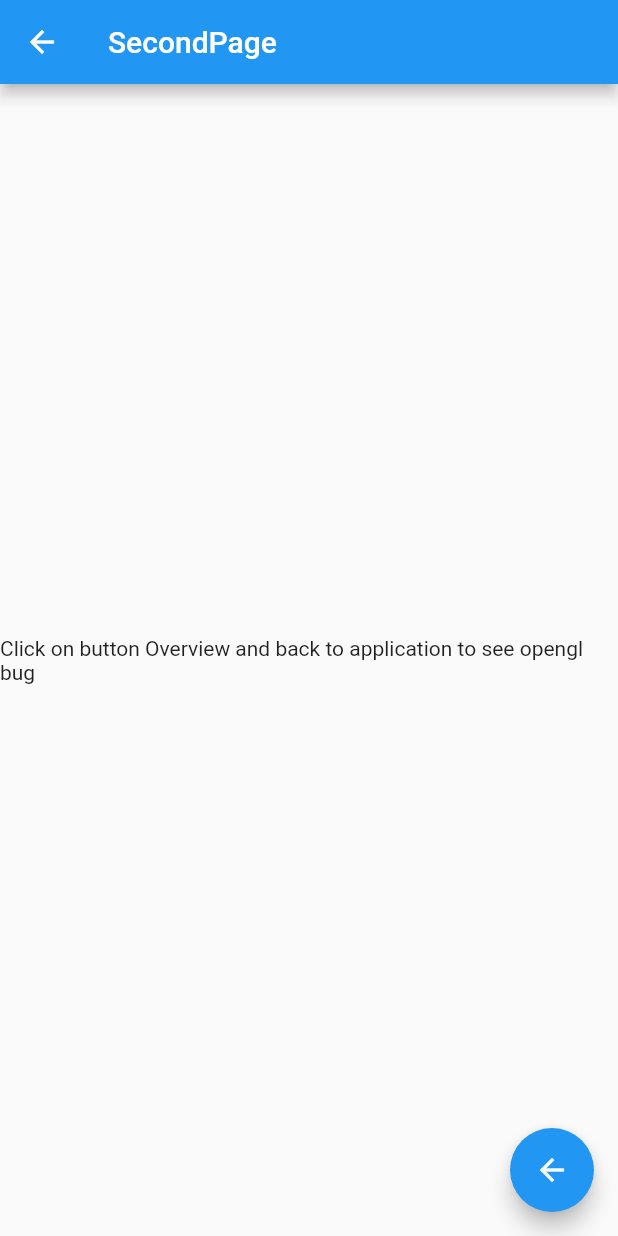
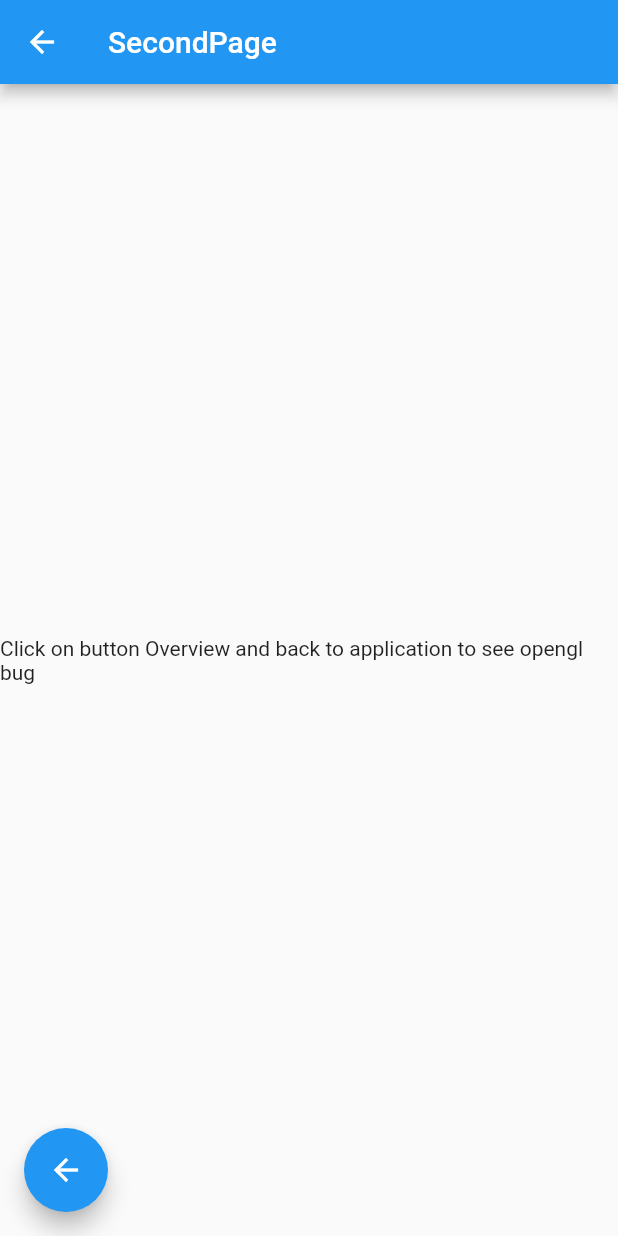
Before and after one commit to apally-orange/flutter_bug_opengl_native, a Flutter app: the screen it shows after launch, after a tap on the "arrow forward" icon, on a phone screen of 412 x 824 dp. Run offline on Flutter 3.47's test engine with Material 2 defaults, Android fonts, the phone set to English and light mode, and no system bars.

Commit message:
Put openGL view on container

```diff
--- a/example/lib/main.dart
+++ b/example/lib/main.dart
@@ -27,7 +27,11 @@ class OpenGLPage extends StatelessWidget {
         title: const Text('OpenGL Page'),
       ),
       body: Center(
-        child: FlutterBugOpenglNative(),
+        child: Container(
+          height: 300,
+          width: 300,
+          child: FlutterBugOpenglNative(),
+        ),
       ),
       floatingActionButton: FloatingActionButton(
         onPressed: () => Navigator.push(
@@ -53,6 +57,7 @@ class SecondPage extends StatelessWidget {
         child: Text(
             'Click on button Overview and back to application to see opengl bug'),
       ),
+      floatingActionButtonLocation: FloatingActionButtonLocation.startFloat,
       floatingActionButton: FloatingActionButton(
         onPressed: () => Navigator.pop(context),
         child: Icon(Icons.arrow_back),
```
